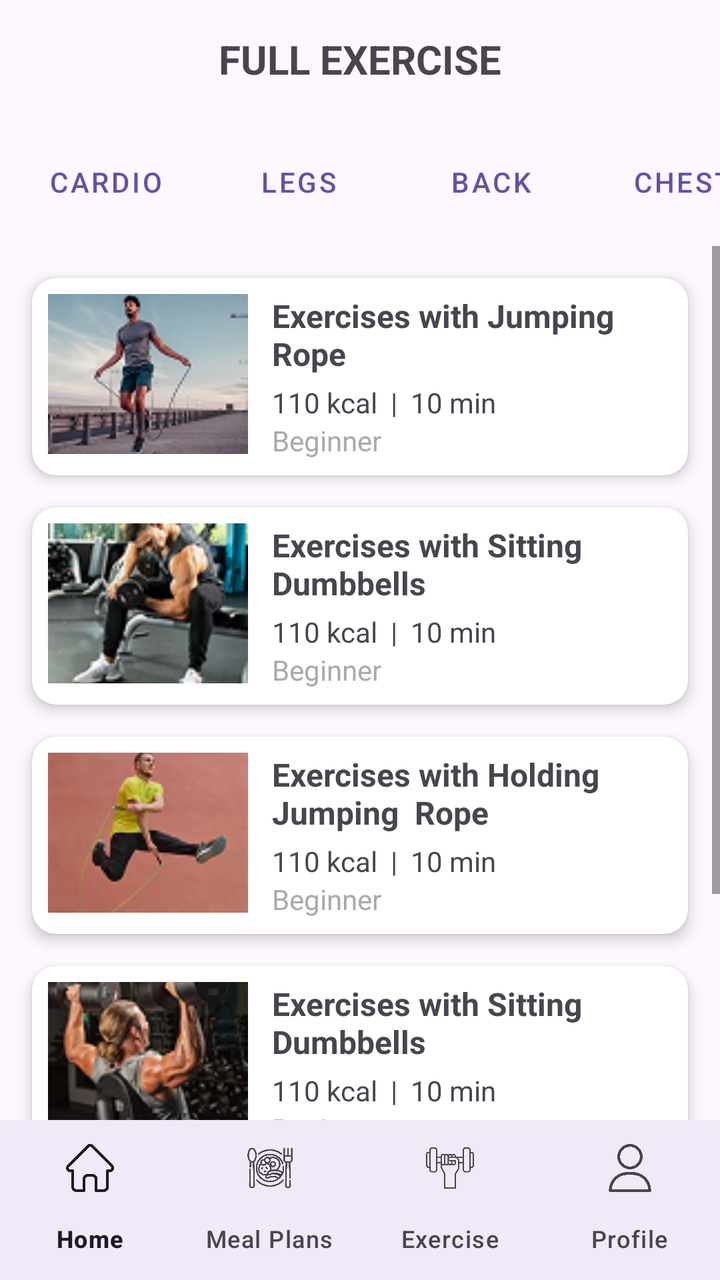
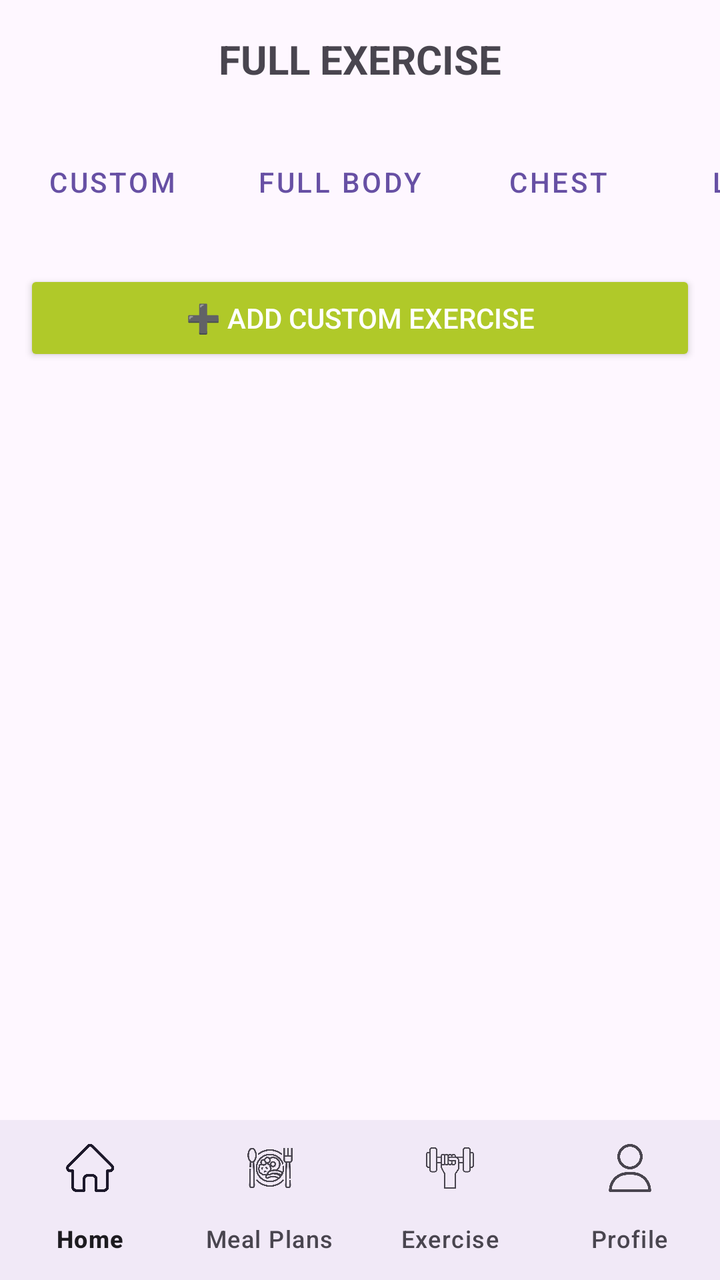

Before-and-after screenshots of an Android layout around one commit, followed by the original layout XML and the change that was made.
<!-- AndroidManifest.xml: application theme Theme.FitPro -->
<!-- res/layout/activity_main_exercise.xml -->
<?xml version="1.0" encoding="utf-8"?>
<LinearLayout xmlns:android="http://schemas.android.com/apk/res/android"
    xmlns:app="http://schemas.android.com/apk/res-auto"
    xmlns:tools="http://schemas.android.com/tools"
    android:id="@+id/main"
    android:layout_width="match_parent"
    android:layout_height="match_parent"
    android:backgroundTint="@color/AccentColor1"
    android:orientation="vertical"
    tools:context=".MainActivityExercise">

    
    <TextView
        android:id="@+id/tvTitle"
        android:layout_width="match_parent"
        android:layout_height="wrap_content"
        android:gravity="center"
        android:padding="16dp"
        android:text="FULL EXERCISE"
        android:textSize="20sp"
        android:textStyle="bold" />

    
    <HorizontalScrollView
        android:layout_width="match_parent"
        android:layout_height="wrap_content"
        android:overScrollMode="never"
        android:scrollbars="none">

        <LinearLayout
            android:layout_width="wrap_content"
            android:layout_height="wrap_content"
            android:orientation="horizontal"
            android:padding="8dp">

            <Button
                style="@style/Widget.MaterialComponents.Button.OutlinedButton"
                android:layout_width="wrap_content"
                android:layout_height="wrap_content"
                android:backgroundTint="@color/bg_light_green"
                android:contentDescription="Cardio exercises"
                android:text="Cardio" />

            <Button
                style="@style/Widget.MaterialComponents.Button.OutlinedButton"
                android:layout_width="wrap_content"
                android:layout_height="wrap_content"
                android:layout_marginStart="8dp"
                android:backgroundTint="@color/AccentColor1"
                android:contentDescription="Leg exercises"
                android:text="Legs" />

            <Button
                style="@style/Widget.MaterialComponents.Button.OutlinedButton"
                android:layout_width="wrap_content"
                android:layout_height="wrap_content"
                android:layout_marginStart="8dp"
                android:backgroundTint="@color/AccentColor1"
                android:contentDescription="Back exercises"
                android:text="Back" />

            <Button
                style="@style/Widget.MaterialComponents.Button.OutlinedButton"
                android:layout_width="wrap_content"
                android:layout_height="wrap_content"
                android:layout_marginStart="8dp"
                android:backgroundTint="@color/AccentColor1"
                android:contentDescription="Chest exercises"
                android:text="Chest" />
        </LinearLayout>
    </HorizontalScrollView>

    
    <ScrollView
        android:layout_width="match_parent"
        android:layout_height="0dp"
        android:layout_weight="1"
        tools:ignore="SpeakableTextPresent">

        <LinearLayout
            android:layout_width="match_parent"
            android:layout_height="wrap_content"
            android:orientation="vertical"
            android:padding="8dp">

            
            <androidx.cardview.widget.CardView
                android:layout_width="match_parent"
                android:layout_height="wrap_content"
                android:layout_margin="8dp"
                app:cardCornerRadius="12dp"
                app:cardElevation="4dp">

                <LinearLayout
                    android:layout_width="match_parent"
                    android:layout_height="wrap_content"
                    android:orientation="horizontal"
                    android:padding="8dp">

                    <ImageView
                        android:layout_width="100dp"
                        android:layout_height="80dp"
                        android:contentDescription="Jumping Rope Exercise"
                        android:scaleType="centerCrop"
                        android:src="@drawable/images_removebg_preview_1__2_" />

                    <LinearLayout
                        android:layout_width="match_parent"
                        android:layout_height="wrap_content"
                        android:layout_marginStart="12dp"
                        android:orientation="vertical">

                        <TextView
                            android:layout_width="wrap_content"
                            android:layout_height="wrap_content"
                            android:text="Exercises with Jumping  Rope"
                            android:textSize="16sp"
                            android:textStyle="bold" />

                        <TextView
                            android:layout_width="wrap_content"
                            android:layout_height="wrap_content"
                            android:layout_marginTop="4dp"
                            android:text="110 kcal  |  10 min"
                            android:textSize="14sp" />

                        <TextView
                            android:layout_width="wrap_content"
                            android:layout_height="wrap_content"
                            android:text="Beginner"
                            android:textColor="@android:color/darker_gray"
                            android:textSize="14sp" />
                    </LinearLayout>
                </LinearLayout>
            </androidx.cardview.widget.CardView>

            
            <androidx.cardview.widget.CardView
                android:layout_width="match_parent"
                android:layout_height="wrap_content"
                android:layout_margin="8dp"
                app:cardCornerRadius="12dp"
                app:cardElevation="4dp">

                <LinearLayout
                    android:layout_width="match_parent"
                    android:layout_height="wrap_content"
                    android:orientation="horizontal"
                    android:padding="8dp">

                    <ImageView
                        android:layout_width="100dp"
                        android:layout_height="80dp"
                        android:contentDescription="Jumping Rope Exercise"
                        android:scaleType="centerCrop"
                        android:src="@drawable/image_6" />

                    <LinearLayout
                        android:layout_width="match_parent"
                        android:layout_height="wrap_content"
                        android:layout_marginStart="12dp"
                        android:orientation="vertical">

                        <TextView
                            android:layout_width="wrap_content"
                            android:layout_height="wrap_content"
                            android:text="Exercises with Sitting  Dumbbells"
                            android:textSize="16sp"
                            android:textStyle="bold" />

                        <TextView
                            android:layout_width="wrap_content"
                            android:layout_height="wrap_content"
                            android:layout_marginTop="4dp"
                            android:text="110 kcal  |  10 min"
                            android:textSize="14sp" />

                        <TextView
                            android:layout_width="wrap_content"
                            android:layout_height="wrap_content"
                            android:text="Beginner"
                            android:textColor="@android:color/darker_gray"
                            android:textSize="14sp" />
                    </LinearLayout>
                </LinearLayout>
            </androidx.cardview.widget.CardView>

            
            <androidx.cardview.widget.CardView
                android:layout_width="match_parent"
                android:layout_height="wrap_content"
                android:layout_margin="8dp"
                app:cardCornerRadius="12dp"
                app:cardElevation="4dp">

                <LinearLayout
                    android:layout_width="match_parent"
                    android:layout_height="wrap_content"
                    android:orientation="horizontal"
                    android:padding="8dp">

                    <ImageView
                        android:layout_width="100dp"
                        android:layout_height="80dp"
                        android:contentDescription="Jumping Rope Exercise"
                        android:scaleType="centerCrop"
                        android:src="@drawable/_9694286_xs_removebg_preview_1" />

                    <LinearLayout
                        android:layout_width="match_parent"
                        android:layout_height="wrap_content"
                        android:layout_marginStart="12dp"
                        android:orientation="vertical">

                        <TextView
                            android:layout_width="wrap_content"
                            android:layout_height="wrap_content"
                            android:text="Exercises with Holding Jumping  Rope "
                            android:textSize="16sp"
                            android:textStyle="bold" />

                        <TextView
                            android:layout_width="wrap_content"
                            android:layout_height="wrap_content"
                            android:layout_marginTop="4dp"
                            android:text="110 kcal  |  10 min"
                            android:textSize="14sp" />

                        <TextView
                            android:layout_width="wrap_content"
                            android:layout_height="wrap_content"
                            android:text="Beginner"
                            android:textColor="@android:color/darker_gray"
                            android:textSize="14sp" />
                    </LinearLayout>
                </LinearLayout>
            </androidx.cardview.widget.CardView>

            
            <androidx.cardview.widget.CardView
                android:layout_width="match_parent"
                android:layout_height="wrap_content"
                android:layout_margin="8dp"
                app:cardCornerRadius="12dp"
                app:cardElevation="4dp">

                <LinearLayout
                    android:layout_width="match_parent"
                    android:layout_height="wrap_content"
                    android:orientation="horizontal"
                    android:padding="8dp">

                    <ImageView
                        android:layout_width="100dp"
                        android:layout_height="80dp"
                        android:contentDescription="Jumping Rope Exercise"
                        android:scaleType="centerCrop"
                        android:src="@drawable/image_6__1_" />

                    <LinearLayout
                        android:layout_width="match_parent"
                        android:layout_height="wrap_content"
                        android:layout_marginStart="12dp"
                        android:orientation="vertical">

                        <TextView
                            android:layout_width="wrap_content"
                            android:layout_height="wrap_content"
                            android:text="Exercises with Sitting  Dumbbells"
                            android:textSize="16sp"
                            android:textStyle="bold" />

                        <TextView
                            android:layout_width="wrap_content"
                            android:layout_height="wrap_content"
                            android:layout_marginTop="4dp"
                            android:text="110 kcal  |  10 min"
                            android:textSize="14sp" />

                        <TextView
                            android:layout_width="wrap_content"
                            android:layout_height="wrap_content"
                            android:text="Beginner"
                            android:textColor="@android:color/darker_gray"
                            android:textSize="14sp" />
                    </LinearLayout>
                </LinearLayout>
            </androidx.cardview.widget.CardView>

            
            <androidx.cardview.widget.CardView
                android:layout_width="match_parent"
                android:layout_height="wrap_content"
                android:layout_margin="8dp"
                app:cardCornerRadius="12dp"
                app:cardElevation="4dp">

                <LinearLayout
                    android:layout_width="match_parent"
                    android:layout_height="wrap_content"
                    android:orientation="horizontal"
                    android:padding="8dp">

                    <ImageView
                        android:layout_width="100dp"
                        android:layout_height="80dp"
                        android:contentDescription="Plank Exercise"
                        android:scaleType="centerCrop"
                        android:src="@drawable/images_removebg_preview__1__1" />

                    <LinearLayout
                        android:layout_width="match_parent"
                        android:layout_height="wrap_content"
                        android:layout_marginStart="12dp"
                        android:orientation="vertical">

                        <TextView
                            android:layout_width="wrap_content"
                            android:layout_height="wrap_content"
                            android:text="Exercises with Sitting  Dumbbells"
                            android:textSize="16sp"
                            android:textStyle="bold" />

                        <TextView
                            android:layout_width="wrap_content"
                            android:layout_height="wrap_content"
                            android:layout_marginTop="4dp"
                            android:text="50 kcal  |  5 min"
                            android:textSize="14sp" />

                        <TextView
                            android:layout_width="wrap_content"
                            android:layout_height="wrap_content"
                            android:text="Intermediate"
                            android:textColor="@android:color/darker_gray"
                            android:textSize="14sp" />
                    </LinearLayout>
                </LinearLayout>
            </androidx.cardview.widget.CardView>

        </LinearLayout>
    </ScrollView>

    
    <com.google.android.material.bottomnavigation.BottomNavigationView
        android:id="@+id/bottom_navigation"
        android:layout_width="match_parent"
        android:layout_height="wrap_content"
        android:background="?android:attr/windowBackground"
        app:labelVisibilityMode="labeled"
        app:menu="@menu/bottom_nav_menu" />

</LinearLayout>
<!-- resources referenced by this layout -->
<resources>
  <color name="AccentColor1">#FF805E</color>
  <color name="bg_light_green">#B0C929</color>
  <!-- drawable _9694286_xs_removebg_preview_1: png bitmap (drawable, 14936 bytes) -->
  <!-- drawable image_6: png bitmap (drawable, 21522 bytes) -->
  <!-- drawable image_6__1_: png bitmap (drawable, 20765 bytes) -->
  <!-- drawable images_removebg_preview_1__2_: png bitmap (drawable, 17649 bytes) -->
  <!-- drawable images_removebg_preview__1__1: png bitmap (drawable, 17992 bytes) -->
  <style name="Theme.FitPro" parent="Base.Theme.FitPro" />
  <style name="Base.Theme.FitPro" parent="Theme.Material3.DayNight.NoActionBar">
          
          
      </style>
</resources>

<!-- the commit's change to res/layout/activity_main_exercise.xml (unified diff, before → after) -->
@@ -5,8 +5,8 @@
     android:id="@+id/main"
     android:layout_width="match_parent"
     android:layout_height="match_parent"
+    android:orientation="vertical"
     android:backgroundTint="@color/AccentColor1"
-    android:orientation="vertical"
     tools:context=".MainActivityExercise">
 
     
@@ -34,12 +34,12 @@
             android:padding="8dp">
 
             <Button
+                android:id="@+id/btnCustomTab"
                 style="@style/Widget.MaterialComponents.Button.OutlinedButton"
                 android:layout_width="wrap_content"
                 android:layout_height="wrap_content"
                 android:backgroundTint="@color/bg_light_green"
-                android:contentDescription="Cardio exercises"
-                android:text="Cardio" />
+                android:text="Custom" />
 
             <Button
                 style="@style/Widget.MaterialComponents.Button.OutlinedButton"
@@ -47,7 +47,22 @@
                 android:layout_height="wrap_content"
                 android:layout_marginStart="8dp"
                 android:backgroundTint="@color/AccentColor1"
-                android:contentDescription="Leg exercises"
+                android:text="Full Body" />
+
+            <Button
+                style="@style/Widget.MaterialComponents.Button.OutlinedButton"
+                android:layout_width="wrap_content"
+                android:layout_height="wrap_content"
+                android:layout_marginStart="8dp"
+                android:backgroundTint="@color/AccentColor1"
+                android:text="Chest" />
+
+            <Button
+                style="@style/Widget.MaterialComponents.Button.OutlinedButton"
+                android:layout_width="wrap_content"
+                android:layout_height="wrap_content"
+                android:layout_marginStart="8dp"
+                android:backgroundTint="@color/AccentColor1"
                 android:text="Legs" />
 
             <Button
@@ -56,288 +71,32 @@
                 android:layout_height="wrap_content"
                 android:layout_marginStart="8dp"
                 android:backgroundTint="@color/AccentColor1"
-                android:contentDescription="Back exercises"
                 android:text="Back" />
-
-            <Button
-                style="@style/Widget.MaterialComponents.Button.OutlinedButton"
-                android:layout_width="wrap_content"
-                android:layout_height="wrap_content"
-                android:layout_marginStart="8dp"
-                android:backgroundTint="@color/AccentColor1"
-                android:contentDescription="Chest exercises"
-                android:text="Chest" />
         </LinearLayout>
     </HorizontalScrollView>
+
+    
+    <Button
+        android:id="@+id/btnAddExercise"
+        android:layout_width="match_parent"
+        android:layout_height="wrap_content"
+        android:text="➕ Add Custom Exercise"
+        android:layout_margin="12dp"
+        android:backgroundTint="@color/bg_light_green"
+        android:textColor="@android:color/white" />
 
     
     <ScrollView
         android:layout_width="match_parent"
         android:layout_height="0dp"
-        android:layout_weight="1"
-        tools:ignore="SpeakableTextPresent">
+        android:layout_weight="1">
 
         <LinearLayout
+            android:id="@+id/customExerciseContainer"
             android:layout_width="match_parent"
             android:layout_height="wrap_content"
             android:orientation="vertical"
             android:padding="8dp">
-
-            
-            <androidx.cardview.widget.CardView
-                android:layout_width="match_parent"
-                android:layout_height="wrap_content"
-                android:layout_margin="8dp"
-                app:cardCornerRadius="12dp"
-                app:cardElevation="4dp">
-
-                <LinearLayout
-                    android:layout_width="match_parent"
-                    android:layout_height="wrap_content"
-                    android:orientation="horizontal"
-                    android:padding="8dp">
-
-                    <ImageView
-                        android:layout_width="100dp"
-                        android:layout_height="80dp"
-                        android:contentDescription="Jumping Rope Exercise"
-                        android:scaleType="centerCrop"
-                        android:src="@drawable/images_removebg_preview_1__2_" />
-
-                    <LinearLayout
-                        android:layout_width="match_parent"
-                        android:layout_height="wrap_content"
-                        android:layout_marginStart="12dp"
-                        android:orientation="vertical">
-
-                        <TextView
-                            android:layout_width="wrap_content"
-                            android:layout_height="wrap_content"
-                            android:text="Exercises with Jumping  Rope"
-                            android:textSize="16sp"
-                            android:textStyle="bold" />
-
-                        <TextView
-                            android:layout_width="wrap_content"
-                            android:layout_height="wrap_content"
-                            android:layout_marginTop="4dp"
-                            android:text="110 kcal  |  10 min"
-                            android:textSize="14sp" />
-
-                        <TextView
-                            android:layout_width="wrap_content"
-                            android:layout_height="wrap_content"
-                            android:text="Beginner"
-                            android:textColor="@android:color/darker_gray"
-                            android:textSize="14sp" />
-                    </LinearLayout>
-                </LinearLayout>
-            </androidx.cardview.widget.CardView>
-
-            
-            <androidx.cardview.widget.CardView
-                android:layout_width="match_parent"
-                android:layout_height="wrap_content"
-                android:layout_margin="8dp"
-                app:cardCornerRadius="12dp"
-                app:cardElevation="4dp">
-
-                <LinearLayout
-                    android:layout_width="match_parent"
-                    android:layout_height="wrap_content"
-                    android:orientation="horizontal"
-                    android:padding="8dp">
-
-                    <ImageView
-                        android:layout_width="100dp"
-                        android:layout_height="80dp"
-                        android:contentDescription="Jumping Rope Exercise"
-                        android:scaleType="centerCrop"
-                        android:src="@drawable/image_6" />
-
-                    <LinearLayout
-                        android:layout_width="match_parent"
-                        android:layout_height="wrap_content"
-                        android:layout_marginStart="12dp"
-                        android:orientation="vertical">
-
-                        <TextView
-                            android:layout_width="wrap_content"
-                            android:layout_height="wrap_content"
-                            android:text="Exercises with Sitting  Dumbbells"
-                            android:textSize="16sp"
-                            android:textStyle="bold" />
-
-                        <TextView
-                            android:layout_width="wrap_content"
-                            android:layout_height="wrap_content"
-                            android:layout_marginTop="4dp"
-                            android:text="110 kcal  |  10 min"
-                            android:textSize="14sp" />
-
-                        <TextView
-                            android:layout_width="wrap_content"
-                            android:layout_height="wrap_content"
-                            android:text="Beginner"
-                            android:textColor="@android:color/darker_gray"
-                            android:textSize="14sp" />
-                    </LinearLayout>
-                </LinearLayout>
-            </androidx.cardview.widget.CardView>
-
-            
-            <androidx.cardview.widget.CardView
-                android:layout_width="match_parent"
-                android:layout_height="wrap_content"
-                android:layout_margin="8dp"
-                app:cardCornerRadius="12dp"
-                app:cardElevation="4dp">
-
-                <LinearLayout
-                    android:layout_width="match_parent"
-                    android:layout_height="wrap_content"
-                    android:orientation="horizontal"
-                    android:padding="8dp">
-
-                    <ImageView
-                        android:layout_width="100dp"
-                        android:layout_height="80dp"
-                        android:contentDescription="Jumping Rope Exercise"
-                        android:scaleType="centerCrop"
-                        android:src="@drawable/_9694286_xs_removebg_preview_1" />
-
-                    <LinearLayout
-                        android:layout_width="match_parent"
-                        android:layout_height="wrap_content"
-                        android:layout_marginStart="12dp"
-                        android:orientation="vertical">
-
-                        <TextView
-                            android:layout_width="wrap_content"
-                            android:layout_height="wrap_content"
-                            android:text="Exercises with Holding Jumping  Rope "
-                            android:textSize="16sp"
-                            android:textStyle="bold" />
-
-                        <TextView
-                            android:layout_width="wrap_content"
-                            android:layout_height="wrap_content"
-                            android:layout_marginTop="4dp"
-                            android:text="110 kcal  |  10 min"
-                            android:textSize="14sp" />
-
-                        <TextView
-                            android:layout_width="wrap_content"
-                            android:layout_height="wrap_content"
-                            android:text="Beginner"
-                            android:textColor="@android:color/darker_gray"
-                            android:textSize="14sp" />
-                    </LinearLayout>
-                </LinearLayout>
-            </androidx.cardview.widget.CardView>
-
-            
-            <androidx.cardview.widget.CardView
-                android:layout_width="match_parent"
-                android:layout_height="wrap_content"
-                android:layout_margin="8dp"
-                app:cardCornerRadius="12dp"
-                app:cardElevation="4dp">
-
-                <LinearLayout
-                    android:layout_width="match_parent"
-                    android:layout_height="wrap_content"
-                    android:orientation="horizontal"
-                    android:padding="8dp">
-
-                    <ImageView
-                        android:layout_width="100dp"
-                        android:layout_height="80dp"
-                        android:contentDescription="Jumping Rope Exercise"
-                        android:scaleType="centerCrop"
-                        android:src="@drawable/image_6__1_" />
-
-                    <LinearLayout
-                        android:layout_width="match_parent"
-                        android:layout_height="wrap_content"
-                        android:layout_marginStart="12dp"
-                        android:orientation="vertical">
-
-                        <TextView
-                            android:layout_width="wrap_content"
-                            android:layout_height="wrap_content"
-                            android:text="Exercises with Sitting  Dumbbells"
-                            android:textSize="16sp"
-                            android:textStyle="bold" />
-
-                        <TextView
-                            android:layout_width="wrap_content"
-                            android:layout_height="wrap_content"
-                            android:layout_marginTop="4dp"
-                            android:text="110 kcal  |  10 min"
-                            android:textSize="14sp" />
-
-                        <TextView
-                            android:layout_width="wrap_content"
-                            android:layout_height="wrap_content"
-                            android:text="Beginner"
-                            android:textColor="@android:color/darker_gray"
-                            android:textSize="14sp" />
-                    </LinearLayout>
-                </LinearLayout>
-            </androidx.cardview.widget.CardView>
-
-            
-            <androidx.cardview.widget.CardView
-                android:layout_width="match_parent"
-                android:layout_height="wrap_content"
-                android:layout_margin="8dp"
-                app:cardCornerRadius="12dp"
-                app:cardElevation="4dp">
-
-                <LinearLayout
-                    android:layout_width="match_parent"
-                    android:layout_height="wrap_content"
-                    android:orientation="horizontal"
-                    android:padding="8dp">
-
-                    <ImageView
-                        android:layout_width="100dp"
-                        android:layout_height="80dp"
-                        android:contentDescription="Plank Exercise"
-                        android:scaleType="centerCrop"
-                        android:src="@drawable/images_removebg_preview__1__1" />
-
-                    <LinearLayout
-                        android:layout_width="match_parent"
-                        android:layout_height="wrap_content"
-                        android:layout_marginStart="12dp"
-                        android:orientation="vertical">
-
-                        <TextView
-                            android:layout_width="wrap_content"
-                            android:layout_height="wrap_content"
-                            android:text="Exercises with Sitting  Dumbbells"
-                            android:textSize="16sp"
-                            android:textStyle="bold" />
-
-                        <TextView
-                            android:layout_width="wrap_content"
-                            android:layout_height="wrap_content"
-                            android:layout_marginTop="4dp"
-                            android:text="50 kcal  |  5 min"
-                            android:textSize="14sp" />
-
-                        <TextView
-                            android:layout_width="wrap_content"
-                            android:layout_height="wrap_content"
-                            android:text="Intermediate"
-                            android:textColor="@android:color/darker_gray"
-                            android:textSize="14sp" />
-                    </LinearLayout>
-                </LinearLayout>
-            </androidx.cardview.widget.CardView>
-
         </LinearLayout>
     </ScrollView>
 
<!-- resource entries referenced after the edit -->
@@ -2,11 +2,6 @@
 <resources>
   <color name="AccentColor1">#FF805E</color>
   <color name="bg_light_green">#B0C929</color>
-  <!-- drawable _9694286_xs_removebg_preview_1: png bitmap (drawable, 14936 bytes) -->
-  <!-- drawable image_6: png bitmap (drawable, 21522 bytes) -->
-  <!-- drawable image_6__1_: png bitmap (drawable, 20765 bytes) -->
-  <!-- drawable images_removebg_preview_1__2_: png bitmap (drawable, 17649 bytes) -->
-  <!-- drawable images_removebg_preview__1__1: png bitmap (drawable, 17992 bytes) -->
   <style name="Theme.FitPro" parent="Base.Theme.FitPro" />
   <style name="Base.Theme.FitPro" parent="Theme.Material3.DayNight.NoActionBar">
           
